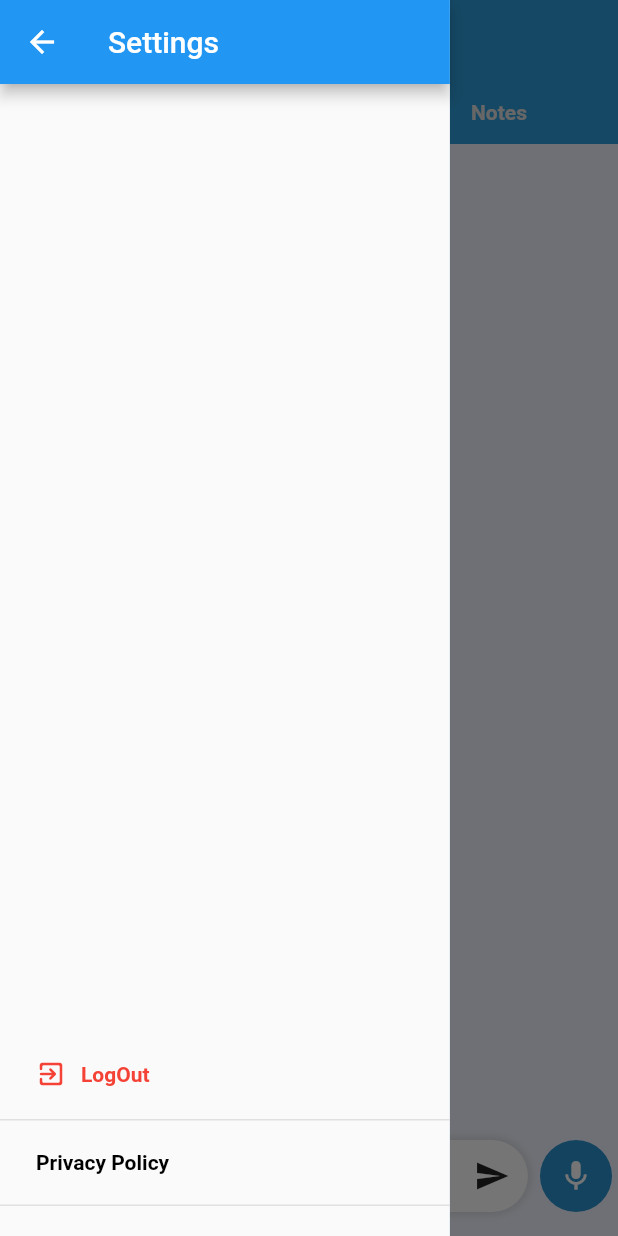
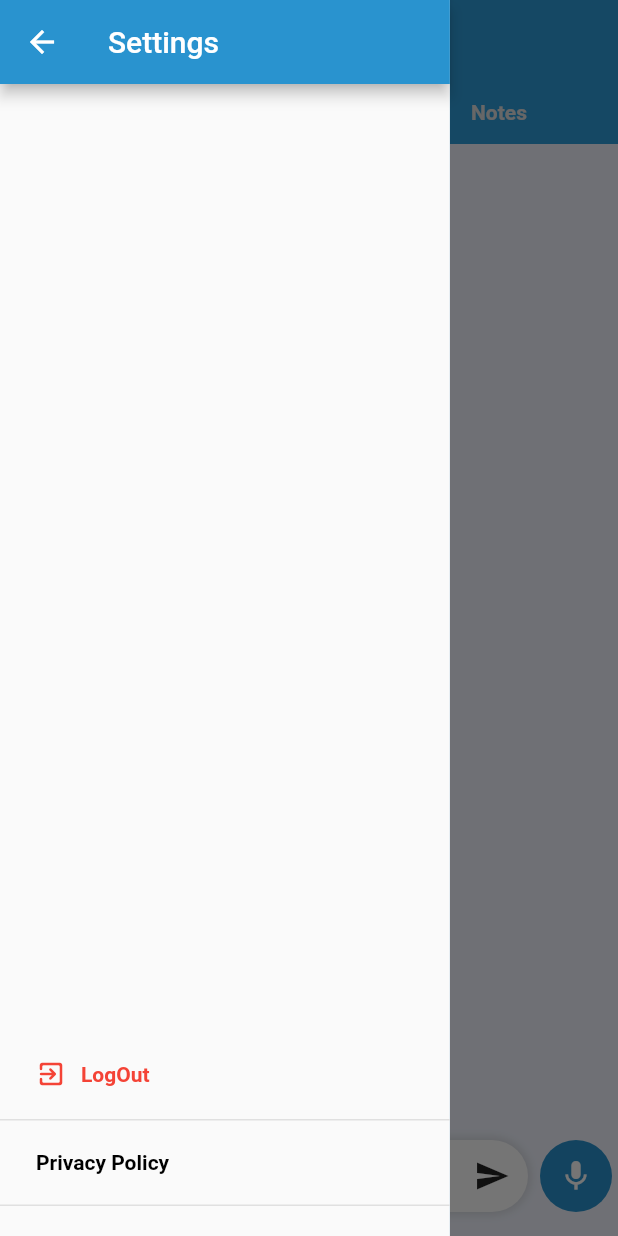
Before and after one commit to Mersaduv/identa-sample, a Flutter app: the screen it shows after launch, with the side drawer open, on a phone screen of 412 x 824 dp. Run offline on Flutter 3.47's test engine with Material 2 defaults, Android fonts, the light colour scheme and no system bars; our stand-ins replace flutter_secure_storage, flutter_svg, freezed_annotation, hive_flutter, permission_handler; missing offline and left inert: audio_waveforms, flutter_appauth, record; accounts and stored records are empty.

```diff
--- a/lib/core/models/model_core/conversation_model.dart
+++ b/lib/core/models/model_core/insights_conversation_model.dart
@@ -1,12 +1,12 @@
 import 'package:flutter/material.dart';
 import 'package:identa/core/models/model_core/note_model.dart';
 
-class ConversationModel {
+class InsightsConversationModel {
   String name;
   List<NoteModel> notes;
   IconData icon;
 
-  ConversationModel({
+  InsightsConversationModel({
     required this.name,
     required this.notes,
     required this.icon,
--- /dev/null
+++ b/lib/core/repositories/note_provider.dart
@@ -0,0 +1,87 @@
+import 'package:flutter/foundation.dart';
+import 'package:flutter/material.dart';
+import 'package:identa/core/models/model_core/insights_conversation_model.dart';
+import 'package:identa/core/models/model_core/note_model.dart';
+import 'package:identa/services/apis/api.dart';
+
+class NoteProvider extends ChangeNotifier {
+  NoteModel? _note;
+  NoteModel? get note => _note;
+
+  late bool _isLoading;
+  bool get isLoading => _isLoading;
+
+  List<NoteModel> _notes = [];
+  List<NoteModel> get notes => _notes;
+
+  List<InsightsConversationModel> _insightsconversation = [];
+  List<InsightsConversationModel> get insightsconversation =>
+      _insightsconversation;
+
+  void setNote(NoteModel? note) {
+    _note = note;
+    notifyListeners();
+  }
+
+  void setIsLoading(bool bool) {
+    _isLoading = bool;
+    notifyListeners();
+  }
+
+// ? notes tap
+  void loadNotesConversation() async {
+    List<NoteModel> noteList = [];
+    var allNotes = await ServiceApis.getNotes();
+// print("type 1 ${allNotes}");
+    for (var note in allNotes) {
+      NoteModel n = NoteModel.fromDynamic(note);
+      noteList.add(n);
+    }
+// print("type 2 ${noteList}");
+    _notes = noteList;
+    _isLoading = false;
+    notifyListeners();
+  }
+
+// ? insights tap
+  Future<void> loadInsightsConversation() async {
+    List<InsightsConversationModel> conversationList = [];
+    var todoNotesData = await ServiceApis.getNotes();
+    List<String> conversationName = ['Todo', 'Business', 'Health'];
+
+    for (int i = 0; i < conversationName.length; i++) {
+      List<NoteModel> todoNotes = [];
+      for (var note in todoNotesData) {
+        NoteModel n = NoteModel.fromDynamic(note);
+        todoNotes.add(n);
+      }
+
+      InsightsConversationModel conversation = InsightsConversationModel(
+        name: conversationName[i],
+        notes: todoNotes,
+        icon: Icons.pending_actions,
+      );
+      conversationList.add(conversation);
+    }
+
+    _insightsconversation = conversationList;
+    _isLoading = false;
+    notifyListeners();
+  }
+
+  Future<void> deleteNote(int index) async {
+    await ServiceApis.deleteNote(_notes[index].id);
+    loadNotesConversation();
+  }
+
+  Future<void> saveConversation(NoteModel note) async {
+    if (note.title.isNotEmpty) {
+      await ServiceApis.createNote(note);
+      loadNotesConversation();
+    }
+  }
+
+  Future<void> editConversation(NoteModel editedNote) async {
+    await ServiceApis.editNote(editedNote);
+  }
+}
--- a/lib/main.dart
+++ b/lib/main.dart
@@ -1,9 +1,10 @@
 import 'package:flutter/material.dart';
+import 'package:identa/core/repositories/note_provider.dart';
 import 'package:identa/core/repositories/storage_repository.dart';
 import 'package:identa/screens/chat.dart'; // import chat screen
 import 'package:identa/screens/insights.dart';
 import 'package:identa/screens/notes.dart'; // import notes screen
-import 'package:identa/widgets/app_bar.dart';
+import 'package:identa/widgets/tap_app_bar.dart';
 import 'package:identa/widgets/settings/view.dart';
 import 'package:provider/provider.dart';
 import 'package:provider/single_child_widget.dart';
@@ -29,6 +30,9 @@ class MyApp extends StatelessWidget {
           lazy: true,
           create: (_) => StorageRepository(),
           dispose: (_, repository) => repository.onDispose(),
+        ),
+        ChangeNotifierProvider<NoteProvider>(
+          create: (_) => NoteProvider(),
         ),
       ],
       child: const MaterialApp(
@@ -69,7 +73,7 @@ class AppState extends State<App> with SingleTickerProviderStateMixin {
       key: _scaffoldKey,
       appBar: PreferredSize(
         preferredSize: const Size.fromHeight(kToolbarHeight + 40.0),
-        child: CustomAppBar(
+        child: CustomTapAppBar(
           tabController: _tabController,
           openDrawer: () {
             _scaffoldKey.currentState?.openDrawer();
--- /dev/null
+++ b/lib/widgets/app_bar_content.dart
@@ -0,0 +1,28 @@
+import 'package:flutter/material.dart';
+
+class CustomAppBar extends StatelessWidget implements PreferredSizeWidget {
+  final String title;
+  final dynamic leading;
+  const CustomAppBar({
+    super.key,
+    required this.leading,
+    required this.title,
+  });
+
+  @override
+  Widget build(BuildContext context) {
+    return AppBar(
+      leading: leading,
+      title: Text(
+        title,
+        style: const TextStyle(
+          color: Colors.white,
+        ),
+      ),
+      backgroundColor: const Color(0xFF2993CF),
+    );
+  }
+
+  @override
+  Size get preferredSize => const Size.fromHeight(kToolbarHeight);
+}
--- a/lib/widgets/settings/view.dart
+++ b/lib/widgets/settings/view.dart
@@ -1,5 +1,6 @@
 import 'package:flutter/material.dart';
 import 'package:identa/services/auth/auth_service.dart';
+import 'package:identa/widgets/app_bar_content.dart';
 
 import 'setting_item.widget.dart';
 
@@ -21,8 +22,8 @@ class SettingsState extends State<Settings> {
           border: const Border(right: BorderSide(width: .1))),
       constraints: const BoxConstraints(maxWidth: 300),
       child: Scaffold(
-        appBar: AppBar(
-          title: const Text('Settings'),
+        appBar: CustomAppBar(
+          title: 'Settings',
           leading: IconButton(
             padding: EdgeInsets.zero,
             onPressed: () {
--- a/lib/widgets/app_bar.dart
+++ b/lib/widgets/tap_app_bar.dart
@@ -5,8 +5,8 @@ import 'package:identa/constants/text_styles.dart';
 import 'package:identa/core/models/model_core/tap_data.dart';
 import 'package:identa/modules/tab_item.dart';
 
-class CustomAppBar extends StatefulWidget implements PreferredSizeWidget {
-  const CustomAppBar(
+class CustomTapAppBar extends StatefulWidget implements PreferredSizeWidget {
+  const CustomTapAppBar(
       {Key? key, required this.tabController, required this.openDrawer})
       : super(key: key);
 
@@ -19,7 +19,7 @@ class CustomAppBar extends StatefulWidget implements PreferredSizeWidget {
   CustomAppBarState createState() => CustomAppBarState();
 }
 
-class CustomAppBarState extends State<CustomAppBar> {
+class CustomAppBarState extends State<CustomTapAppBar> {
   int _selectedTab = 0;
   List<TabData> tabDataList = [
     TabData(title: 'Chat'),
```
Also changed, not shown: lib/modules/taps_page/insights_tap/insights_content.dart (+22 -64 lines), lib/modules/taps_page/notes_tap/note_content.dart (+20 -40 lines), lib/screens/insights.dart (+22 -67 lines), lib/screens/notes.dart (+19 -50 lines), lib/widgets/dismissible_background.dart (added, +18 -0 lines).
